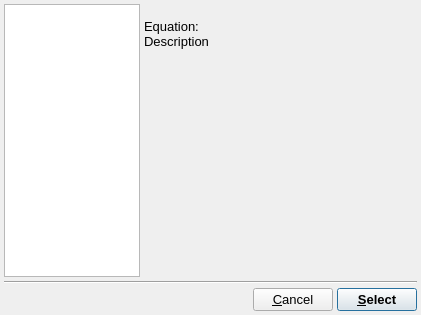
The window that src/gui/selectsymbol.ui (trisyoungs/uchroma) describes before a commit, drawn with Qt 5.
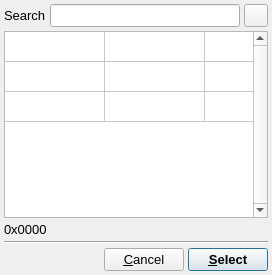
The same window after the commit. Icons and pictures are not drawn.

What changed in the file:
```diff
--- a/src/gui/selectsymbol.ui
+++ b/src/gui/selectsymbol.ui
@@ -9,10 +9,22 @@
    <rect>
     <x>0</x>
     <y>0</y>
-    <width>421</width>
-    <height>315</height>
+    <width>272</width>
+    <height>275</height>
    </rect>
   </property>
+  <property name="sizePolicy">
+   <sizepolicy hsizetype="Minimum" vsizetype="Fixed">
+    <horstretch>0</horstretch>
+    <verstretch>0</verstretch>
+   </sizepolicy>
+  </property>
+  <property name="maximumSize">
+   <size>
+    <width>272</width>
+    <height>16777215</height>
+   </size>
+  </property>
   <property name="font">
    <font>
     <pointsize>10</pointsize>
@@ -33,109 +45,100 @@
     <number>4</number>
    </property>
    <item>
-    <layout class="QHBoxLayout" name="horizontalLayout_2">
+    <layout class="QHBoxLayout" name="horizontalLayout">
+     <property name="spacing">
+      <number>4</number>
+     </property>
      <item>
-      <widget class="QListWidget" name="EquationList">
-       <property name="sizePolicy">
-        <sizepolicy hsizetype="Expanding" vsizetype="Expanding">
-         <horstretch>1</horstretch>
-         <verstretch>0</verstretch>
-        </sizepolicy>
+      <widget class="QLabel" name="label">
+       <property name="text">
+        <string>Search</string>
        </property>
       </widget>
      </item>
      <item>
-      <widget class="QWidget" name="RightWidget" native="true">
-       <property name="sizePolicy">
-        <sizepolicy hsizetype="Expanding" vsizetype="Preferred">
-         <horstretch>2</horstretch>
-         <verstretch>0</verstretch>
-        </sizepolicy>
+      <widget class="QLineEdit" name="SearchEdit"/>
+     </item>
+     <item>
+      <widget class="QToolButton" name="ClearSearchButton">
+       <property name="text">
+        <string/>
        </property>
-       <layout class="QHBoxLayout" name="horizontalLayout">
-        <property name="spacing">
-         <number>0</number>
-        </property>
-        <property name="margin">
-         <number>0</number>
-        </property>
-        <item>
-         <layout class="QGridLayout" name="gridLayout">
-          <item row="1" column="1">
-           <widget class="QLabel" name="EquationTextLabel">
-            <property name="sizePolicy">
-             <sizepolicy hsizetype="Expanding" vsizetype="Preferred">
-              <horstretch>0</horstretch>
-              <verstretch>0</verstretch>
-             </sizepolicy>
-            </property>
-            <property name="text">
-             <string>&lt;none&gt;</string>
-            </property>
-           </widget>
-          </item>
-          <item row="1" column="0">
-           <widget class="QLabel" name="label">
-            <property name="text">
-             <string>Equation: </string>
-            </property>
-           </widget>
-          </item>
-          <item row="2" column="1">
-           <widget class="QLabel" name="EquationDescriptionLabel">
-            <property name="sizePolicy">
-             <sizepolicy hsizetype="Expanding" vsizetype="Expanding">
-              <horstretch>0</horstretch>
-              <verstretch>0</verstretch>
-             </sizepolicy>
-            </property>
-            <property name="text">
-             <string>&lt;None&gt;</string>
-            </property>
-            <property name="alignment">
-             <set>Qt::AlignLeading|Qt::AlignLeft|Qt::AlignTop</set>
-            </property>
-            <property name="wordWrap">
-             <bool>true</bool>
-            </property>
-           </widget>
-          </item>
-          <item row="2" column="0">
-           <widget class="QLabel" name="label_2">
-            <property name="text">
-             <string>Description  </string>
-            </property>
-            <property name="alignment">
-             <set>Qt::AlignLeading|Qt::AlignLeft|Qt::AlignTop</set>
-            </property>
-           </widget>
-          </item>
-          <item row="0" column="0" colspan="2">
-           <widget class="QLabel" name="EquationNameLabel">
-            <property name="sizePolicy">
-             <sizepolicy hsizetype="Expanding" vsizetype="Preferred">
-              <horstretch>0</horstretch>
-              <verstretch>0</verstretch>
-             </sizepolicy>
-            </property>
-            <property name="font">
-             <font>
-              <weight>75</weight>
-              <bold>true</bold>
-             </font>
-            </property>
-            <property name="text">
-             <string>&lt;Name&gt;</string>
-            </property>
-           </widget>
-          </item>
-         </layout>
-        </item>
-       </layout>
+       <property name="icon">
+        <iconset resource="icons.qrc">
+         <normaloff>:/uchroma/icons/clear.svg</normaloff>:/uchroma/icons/clear.svg</iconset>
+       </property>
+       <property name="iconSize">
+        <size>
+         <width>16</width>
+         <height>16</height>
+        </size>
+       </property>
       </widget>
      </item>
     </layout>
    </item>
+   <item>
+    <widget class="QTableWidget" name="SymbolTable">
+     <property name="sizePolicy">
+      <sizepolicy hsizetype="Expanding" vsizetype="Expanding">
+       <horstretch>0</horstretch>
+       <verstretch>0</verstretch>
+      </sizepolicy>
+     </property>
+     <property name="maximumSize">
+      <size>
+       <width>264</width>
+       <height>16777215</height>
+      </size>
+     </property>
+     <property name="font">
+      <font>
+       <pointsize>20</pointsize>
+      </font>
+     </property>
+     <property name="verticalScrollBarPolicy">
+      <enum>Qt::ScrollBarAlwaysOn</enum>
+     </property>
+     <property name="horizontalScrollBarPolicy">
+      <enum>Qt::ScrollBarAlwaysOff</enum>
+     </property>
+     <property name="editTriggers">
+      <set>QAbstractItemView::NoEditTriggers</set>
+     </property>
+     <property name="selectionMode">
+      <enum>QAbstractItemView::SingleSelection</enum>
+     </property>
+     <property name="selectionBehavior">
+      <enum>QAbstractItemView::SelectItems</enum>
+     </property>
+     <property name="rowCount">
+      <number>3</number>
+     </property>
+     <property name="columnCount">
+      <number>3</number>
+     </property>
+     <attribute name="horizontalHeaderVisible">
+      <bool>false</bool>
+     </attribute>
+     <attribute name="verticalHeaderVisible">
+      <bool>false</bool>
+     </attribute>
+     <row/>
+     <row/>
+     <row/>
+     <column/>
+     <column/>
+     <column/>
+    </widget>
+   </item>
+   <item>
+    <widget class="QLabel" name="SymbolLabel">
+     <property name="text">
+      <string>0x0000 &lt;None&gt;</string>
+     </property>
+    </widget>
+   </item>
    <item>
     <widget class="Line" name="line">
      <property name="orientation">
```
Left out of the diff: 4 changed lines with no effect on the pictures.
